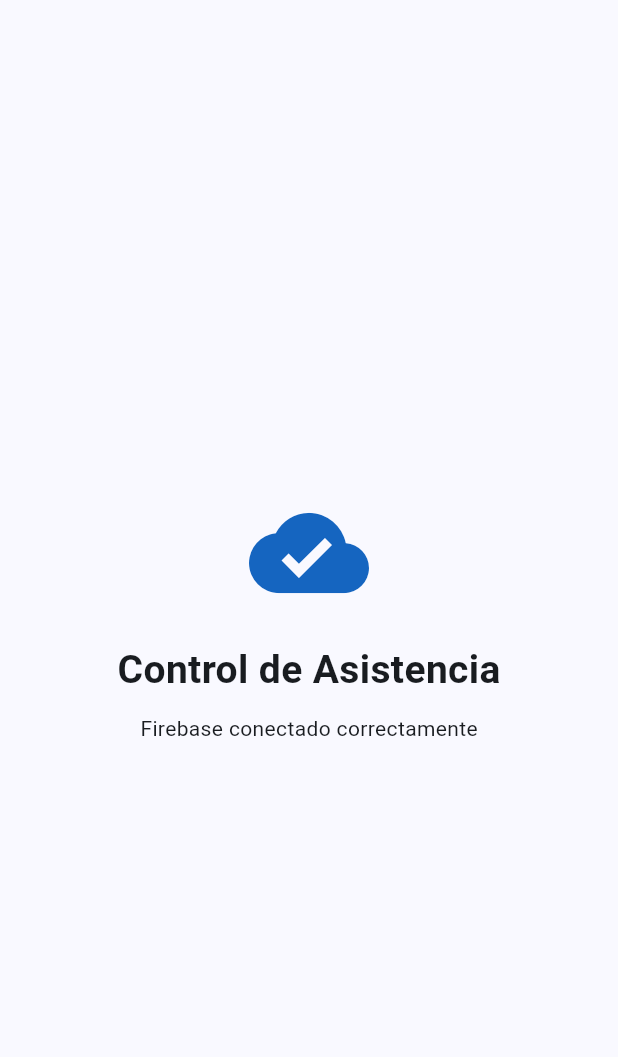
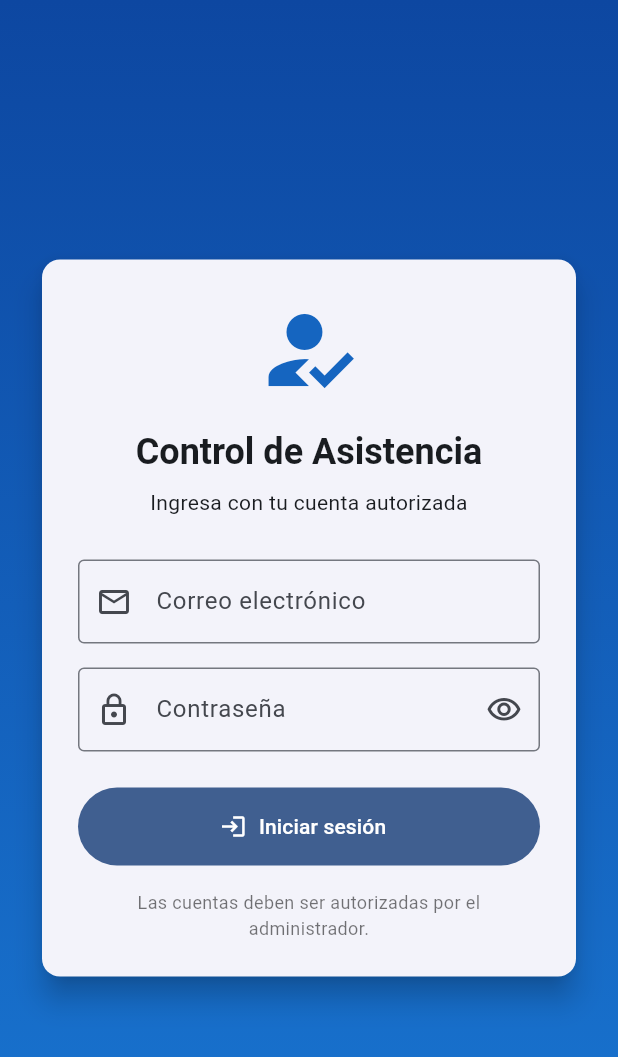
Before and after one commit to 2023141028-maker/control_asistencia, a Flutter app: the screen it shows after launch, on a phone screen of 412 x 824 dp. Shown: the top 1057 px of the screen. Run offline on Flutter 3.47's test engine with Material 3 defaults, Android fonts, the phone set to English and light mode, and no system bars; our stand-ins replace firebase_auth, firebase_core; accounts and stored records are empty.

Commit message:
feat(auth): implementar inicio de sesión seguro

```diff
--- /dev/null
+++ b/lib/app/app.dart
@@ -0,0 +1,23 @@
+import 'package:flutter/material.dart';
+
+import '../features/auth/domain/auth_repository.dart';
+import '../features/auth/presentation/auth_gate.dart';
+
+class AttendanceApp extends StatelessWidget {
+  const AttendanceApp({required this.authRepository, super.key});
+
+  final AuthRepository authRepository;
+
+  @override
+  Widget build(BuildContext context) {
+    return MaterialApp(
+      debugShowCheckedModeBanner: false,
+      title: 'Control de Asistencia',
+      theme: ThemeData(
+        colorScheme: ColorScheme.fromSeed(seedColor: const Color(0xFF1565C0)),
+        useMaterial3: true,
+      ),
+      home: AuthGate(authRepository: authRepository),
+    );
+  }
+}
--- /dev/null
+++ b/lib/features/auth/domain/auth_repository.dart
@@ -0,0 +1,18 @@
+import 'package:firebase_auth/firebase_auth.dart';
+
+abstract interface class AuthRepository {
+  Stream<User?> authStateChanges();
+
+  Future<void> signIn({required String email, required String password});
+
+  Future<void> signOut();
+}
+
+class AuthFailure implements Exception {
+  const AuthFailure(this.message);
+
+  final String message;
+
+  @override
+  String toString() => message;
+}
--- /dev/null
+++ b/lib/features/auth/presentation/auth_gate.dart
@@ -0,0 +1,40 @@
+import 'package:firebase_auth/firebase_auth.dart';
+import 'package:flutter/material.dart';
+
+import '../../home/presentation/home_screen.dart';
+import '../domain/auth_repository.dart';
+import 'login_screen.dart';
+
+class AuthGate extends StatelessWidget {
+  const AuthGate({required this.authRepository, super.key});
+
+  final AuthRepository authRepository;
+
+  @override
+  Widget build(BuildContext context) {
+    return StreamBuilder<User?>(
+      stream: authRepository.authStateChanges(),
+      builder: (context, snapshot) {
+        if (snapshot.connectionState == ConnectionState.waiting) {
+          return const Scaffold(
+            body: Center(child: CircularProgressIndicator()),
+          );
+        }
+
+        if (snapshot.hasError) {
+          return const Scaffold(
+            body: Center(child: Text('No se pudo comprobar la sesión.')),
+          );
+        }
+
+        final user = snapshot.data;
+
+        if (user == null) {
+          return LoginScreen(authRepository: authRepository);
+        }
+
+        return HomeScreen(user: user, authRepository: authRepository);
+      },
+    );
+  }
+}
--- /dev/null
+++ b/lib/features/auth/presentation/login_screen.dart
@@ -0,0 +1,211 @@
+import 'package:flutter/material.dart';
+
+import '../domain/auth_repository.dart';
+
+class LoginScreen extends StatefulWidget {
+  const LoginScreen({required this.authRepository, super.key});
+
+  final AuthRepository authRepository;
+
+  @override
+  State<LoginScreen> createState() => _LoginScreenState();
+}
+
+class _LoginScreenState extends State<LoginScreen> {
+  final _formKey = GlobalKey<FormState>();
+  final _emailController = TextEditingController();
+  final _passwordController = TextEditingController();
+
+  bool _isLoading = false;
+  bool _obscurePassword = true;
+
+  Future<void> _signIn() async {
+    FocusScope.of(context).unfocus();
+
+    if (!_formKey.currentState!.validate()) {
+      return;
+    }
+
+    setState(() => _isLoading = true);
+
+    try {
+      await widget.authRepository.signIn(
+        email: _emailController.text,
+        password: _passwordController.text,
+      );
+    } on AuthFailure catch (error) {
+      if (!mounted) return;
+
+      ScaffoldMessenger.of(context).showSnackBar(
+        SnackBar(
+          content: Text(error.message),
+          backgroundColor: Colors.red.shade700,
+        ),
+      );
+    } finally {
+      if (mounted) {
+        setState(() => _isLoading = false);
+      }
+    }
+  }
+
+  @override
+  void dispose() {
+    _emailController.dispose();
+    _passwordController.dispose();
+    super.dispose();
+  }
+
+  @override
+  Widget build(BuildContext context) {
+    return Scaffold(
+      body: Container(
+        width: double.infinity,
+        decoration: const BoxDecoration(
+          gradient: LinearGradient(
+            begin: Alignment.topCenter,
+            end: Alignment.bottomCenter,
+            colors: [Color(0xFF0D47A1), Color(0xFF1976D2)],
+          ),
+        ),
+        child: SafeArea(
+          child: Center(
+            child: SingleChildScrollView(
+              padding: const EdgeInsets.all(24),
+              child: ConstrainedBox(
+                constraints: const BoxConstraints(maxWidth: 420),
+                child: Card(
+                  elevation: 8,
+                  child: Padding(
+                    padding: const EdgeInsets.all(24),
+                    child: Form(
+                      key: _formKey,
+                      child: Column(
+                        mainAxisSize: MainAxisSize.min,
+                        children: [
+                          const Icon(
+                            Icons.how_to_reg,
+                            size: 72,
+                            color: Color(0xFF1565C0),
+                          ),
+                          const SizedBox(height: 16),
+                          Text(
+                            'Control de Asistencia',
+                            style: Theme.of(context).textTheme.headlineSmall
+                                ?.copyWith(fontWeight: FontWeight.bold),
+                          ),
+                          const SizedBox(height: 8),
+                          const Text(
+                            'Ingresa con tu cuenta autorizada',
+                            textAlign: TextAlign.center,
+                          ),
+                          const SizedBox(height: 28),
+                          TextFormField(
+                            controller: _emailController,
+                            keyboardType: TextInputType.emailAddress,
+                            textInputAction: TextInputAction.next,
+                            autofillHints: const [AutofillHints.email],
+                            decoration: const InputDecoration(
+                              labelText: 'Correo electrónico',
+                              prefixIcon: Icon(Icons.email_outlined),
+                              border: OutlineInputBorder(),
+                            ),
+                            validator: (value) {
+                              final email = value?.trim() ?? '';
+
+                              if (email.isEmpty) {
+                                return 'Ingresa tu correo electrónico.';
+                              }
+
+                              if (!RegExp(
+                                r'^[^@\s]+@[^@\s]+\.[^@\s]+$',
+                              ).hasMatch(email)) {
+                                return 'Ingresa un correo válido.';
+                              }
+
+                              return null;
+                            },
+                          ),
+                          const SizedBox(height: 16),
+                          TextFormField(
+                            controller: _passwordController,
+                            obscureText: _obscurePassword,
+                            textInputAction: TextInputAction.done,
+                            autofillHints: const [AutofillHints.password],
+                            onFieldSubmitted: (_) => _signIn(),
+                            decoration: InputDecoration(
+                              labelText: 'Contraseña',
+                              prefixIcon: const Icon(Icons.lock_outline),
+                              border: const OutlineInputBorder(),
+                              suffixIcon: IconButton(
+                                tooltip: _obscurePassword
+                                    ? 'Mostrar contraseña'
+                                    : 'Ocultar contraseña',
+                                onPressed: () {
+                                  setState(() {
+                                    _obscurePassword = !_obscurePassword;
+                                  });
+                                },
+                                icon: Icon(
+                                  _obscurePassword
+                                      ? Icons.visibility_outlined
+                                      : Icons.visibility_off_outlined,
+                                ),
+                              ),
+                            ),
+                            validator: (value) {
+                              if (value == null || value.isEmpty) {
+                                return 'Ingresa tu contraseña.';
+                              }
+
+                              if (value.length < 6) {
+                                return 'La contraseña debe tener 6 caracteres.';
+                              }
+
+                              return null;
+                            },
+                          ),
+                          const SizedBox(height: 24),
+                          SizedBox(
+                            width: double.infinity,
+                            height: 52,
+                            child: FilledButton.icon(
+                              onPressed: _isLoading ? null : _signIn,
+                              icon: _isLoading
+                                  ? const SizedBox(
+                                      width: 20,
+                                      height: 20,
+                                      child: CircularProgressIndicator(
+                                        strokeWidth: 2,
+                                      ),
+                                    )
+                                  : const Icon(Icons.login),
+                              label: Text(
+                                _isLoading
+                                    ? 'Verificando...'
+                                    : 'Iniciar sesión',
+                              ),
+                            ),
+                          ),
+                          const SizedBox(height: 16),
+                          const Text(
+                            'Las cuentas deben ser autorizadas por el administrador.',
+                            textAlign: TextAlign.center,
+                            style: TextStyle(
+                              color: Colors.black54,
+                              fontSize: 12,
+                            ),
+                          ),
+                        ],
+                      ),
+                    ),
+                  ),
+                ),
+              ),
+            ),
+          ),
+        ),
+      ),
+    );
+  }
+}
--- a/lib/main.dart
+++ b/lib/main.dart
@@ -1,6 +1,8 @@
 import 'package:firebase_core/firebase_core.dart';
 import 'package:flutter/material.dart';
 
+import 'app/app.dart';
+import 'features/auth/data/firebase_auth_repository.dart';
 import 'firebase_options.dart';
 
 Future<void> main() async {
@@ -8,49 +10,5 @@ Future<void> main() async {
 
   await Firebase.initializeApp(options: DefaultFirebaseOptions.currentPlatform);
 
-  runApp(const AttendanceApp());
+  runApp(AttendanceApp(authRepository: FirebaseAuthRepository()));
 }
-
-class AttendanceApp extends StatelessWidget {
-  const AttendanceApp({super.key});
-
-  @override
-  Widget build(BuildContext context) {
-    return MaterialApp(
-      debugShowCheckedModeBanner: false,
-      title: 'Control de Asistencia',
-      theme: ThemeData(
-        colorScheme: ColorScheme.fromSeed(seedColor: const Color(0xFF1565C0)),
-        useMaterial3: true,
-      ),
-      home: const FirebaseReadyScreen(),
-    );
-  }
-}
-
-class FirebaseReadyScreen extends StatelessWidget {
-  const FirebaseReadyScreen({super.key});
-
-  @override
-  Widget build(BuildContext context) {
-    return const Scaffold(
-      body: SafeArea(
-        child: Center(
-          child: Column(
-            mainAxisSize: MainAxisSize.min,
-            children: [
-              Icon(Icons.cloud_done, color: Color(0xFF1565C0), size: 80),
-              SizedBox(height: 20),
-              Text(
-                'Control de Asistencia',
-                style: TextStyle(fontSize: 26, fontWeight: FontWeight.bold),
-              ),
-              SizedBox(height: 10),
-              Text('Firebase conectado correctamente'),
-            ],
-          ),
-        ),
-      ),
-    );
-  }
-}
```
Also changed, not shown: lib/features/auth/data/firebase_auth_repository.dart (added, +55 -0 lines), lib/features/home/presentation/home_screen.dart (added, +66 -0 lines), 1 other file.
